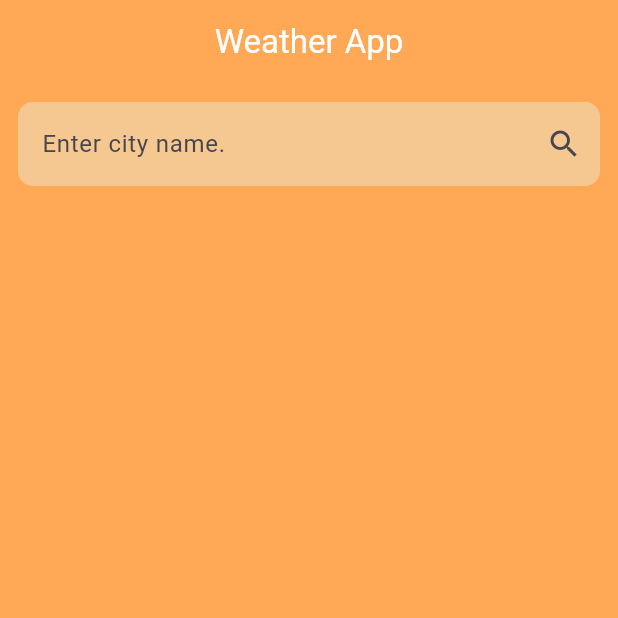
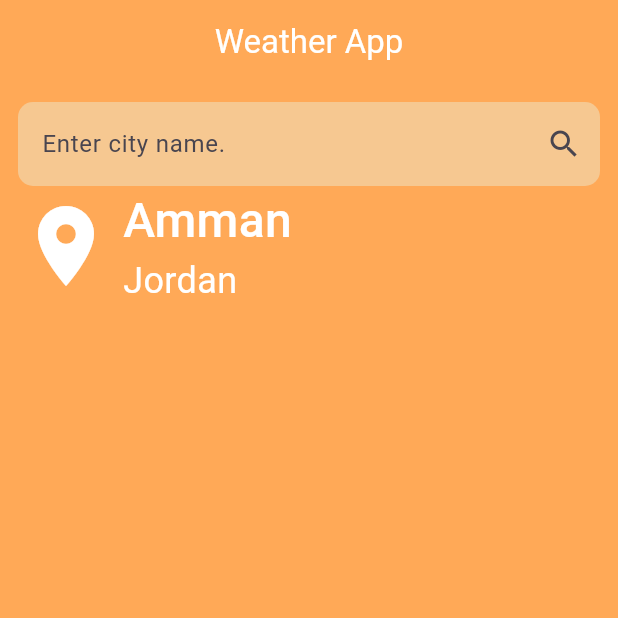
Before and after one commit to MohammedGhazaly/weather_app_intern, a Flutter app: the screen it shows after launch, on a phone screen of 412 x 824 dp, the top half of it. Run offline on Flutter 3.47's test engine with Material 3 defaults, Android fonts, the phone set to English and light mode, and no system bars.

Commit message:
Created city location section

```diff
--- /dev/null
+++ b/lib/features/weather_search/presentation/views/widgets/city_location_widget.dart
@@ -0,0 +1,42 @@
+import 'package:flutter/material.dart';
+
+class CityLocationSection extends StatelessWidget {
+  const CityLocationSection({
+    super.key,
+  });
+
+  @override
+  Widget build(BuildContext context) {
+    return Row(
+      children: [
+        Icon(
+          Icons.location_on,
+          color: Colors.white,
+          size: 64,
+        ),
+        SizedBox(
+          width: 6,
+        ),
+        Column(
+          crossAxisAlignment: CrossAxisAlignment.start,
+          children: [
+            Text(
+              "Amman",
+              style: TextStyle(
+                  fontSize: 32,
+                  fontWeight: FontWeight.w500,
+                  color: Colors.white),
+            ),
+            Text(
+              "Jordan",
+              style: TextStyle(
+                  fontSize: 24,
+                  fontWeight: FontWeight.w400,
+                  color: Colors.white),
+            ),
+          ],
+        )
+      ],
+    );
+  }
+}
--- /dev/null
+++ b/lib/features/weather_search/presentation/views/widgets/custom_search_field.dart
@@ -0,0 +1,37 @@
+import 'package:flutter/material.dart';
+import 'package:weather_app/utils/app_colors.dart';
+import 'package:weather_app/utils/app_strings.dart';
+
+class CustomSearchField extends StatelessWidget {
+  const CustomSearchField({
+    super.key,
+  });
+
+  @override
+  Widget build(BuildContext context) {
+    return TextField(
+      decoration: InputDecoration(
+        suffixIcon: InkWell(
+          onTap: () {},
+          child: Icon(
+            Icons.search,
+          ),
+        ),
+        hintText: AppStrings.searchBarHintText,
+        filled: true,
+        fillColor: AppColors.textColor.withOpacity(0.5),
+        border: OutlineInputBorder(
+          borderSide: BorderSide.none,
+          borderRadius: BorderRadius.circular(10),
+        ),
+        focusedBorder: OutlineInputBorder(
+          borderRadius: BorderRadius.circular(10),
+          borderSide: const BorderSide(
+            color: Colors.white,
+            width: 2,
+          ),
+        ),
+      ),
+    );
+  }
+}
--- a/lib/features/weather_search/presentation/views/widgets/weather_search_body.dart
+++ b/lib/features/weather_search/presentation/views/widgets/weather_search_body.dart
@@ -1,4 +1,6 @@
 import 'package:flutter/material.dart';
+import 'package:weather_app/features/weather_search/presentation/views/widgets/city_location_widget.dart';
+import 'package:weather_app/features/weather_search/presentation/views/widgets/custom_search_field.dart';
 import 'package:weather_app/utils/app_colors.dart';
 import 'package:weather_app/utils/app_strings.dart';
 
@@ -10,31 +12,10 @@ class WeatherSearchBody extends StatelessWidget {
     return Padding(
       padding: const EdgeInsets.all(12.0),
       child: Column(
+        crossAxisAlignment: CrossAxisAlignment.start,
         children: [
-          TextField(
-            decoration: InputDecoration(
-              suffixIcon: InkWell(
-                onTap: () {},
-                child: Icon(
-                  Icons.search,
-                ),
-              ),
-              hintText: AppStrings.searchBarHintText,
-              filled: true,
-              fillColor: AppColors.textColor.withOpacity(0.5),
-              border: OutlineInputBorder(
-                borderSide: BorderSide.none,
-                borderRadius: BorderRadius.circular(10),
-              ),
-              focusedBorder: OutlineInputBorder(
-                borderRadius: BorderRadius.circular(10),
-                borderSide: const BorderSide(
-                  color: Colors.white,
-                  width: 2,
-                ),
-              ),
-            ),
-          ),
+          CustomSearchField(),
+          CityLocationSection(),
         ],
       ),
     );
```
